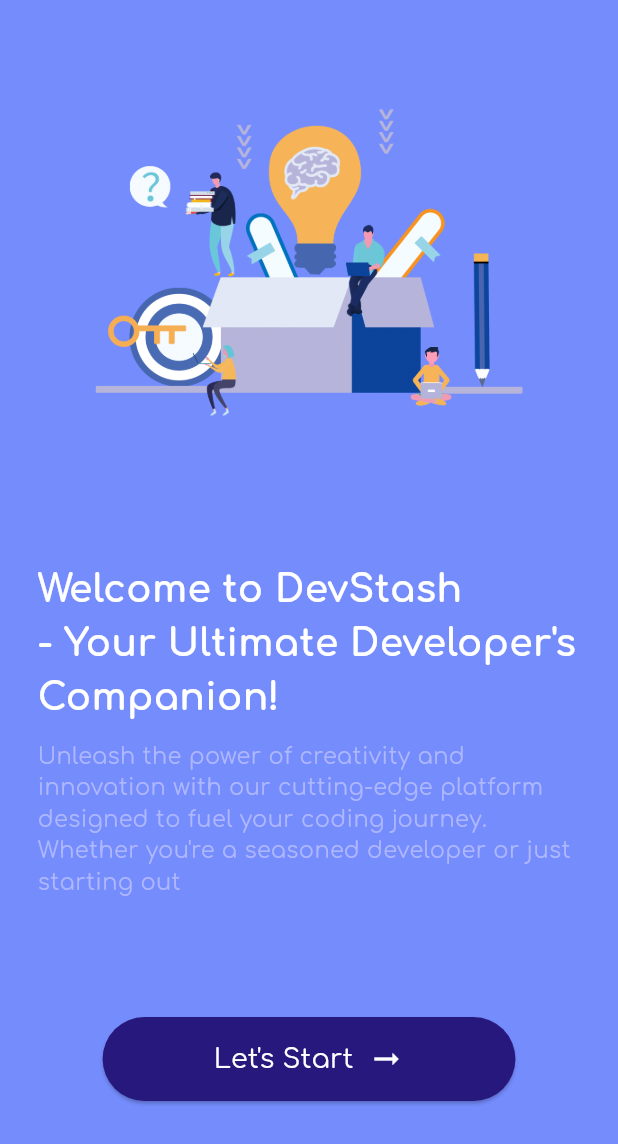
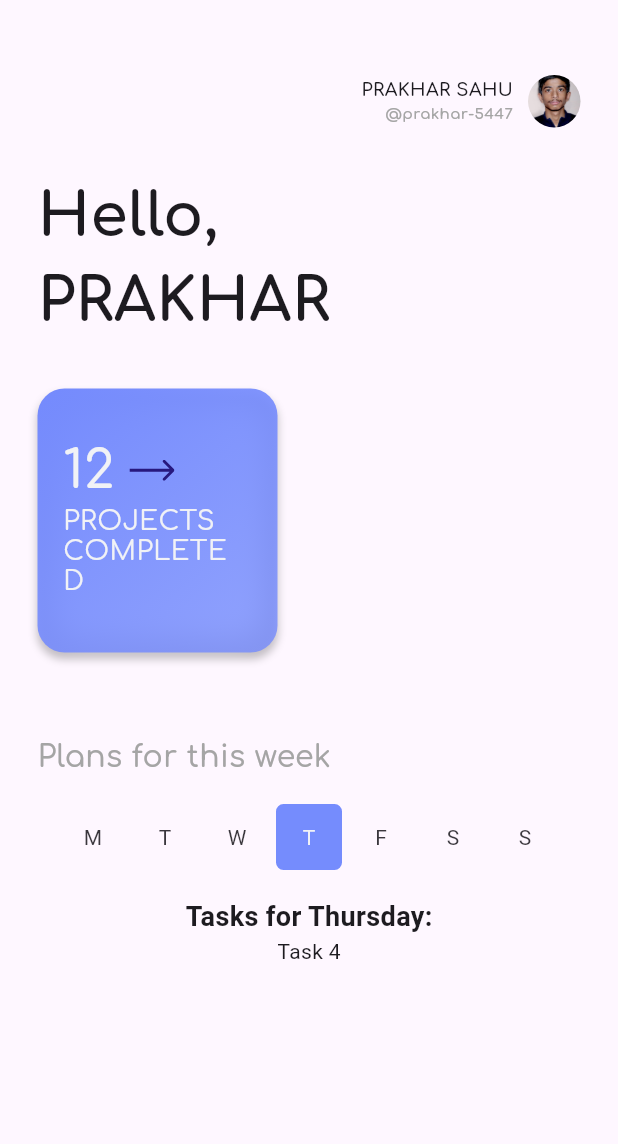
Before and after one commit to prakhar-5447/devstash-flutter, a Flutter app: the screen it shows after launch, on a phone screen of 412 x 824 dp. Shown: the top 1144 px of the screen. Run offline on Flutter 3.47's test engine with Material 2 defaults, Android fonts, the phone set to English and light mode, and no system bars; our stand-ins replace flutter_svg.

Commit message:
add  profile and weekday widget

```diff
--- a/devstash/lib/main.dart
+++ b/devstash/lib/main.dart
@@ -1,3 +1,5 @@
+import 'package:devstash/screens/HomeScreen.dart';
+import 'package:devstash/screens/WeekdayTaskScreen.dart';
 import 'package:devstash/screens/welcome.dart';
 import 'package:flutter/material.dart';
 
@@ -16,7 +18,8 @@ class MyApp extends StatelessWidget {
           useMaterial3: true,
         ),
         routes: {
-          '/': (context) => const WelcomeScreen(title: "hello"),
+          // '/': (context) => const WelcomeScreen(title: "hello"),
+          '/': (context) => const HomeScreen(),
           // '/': (context) => MyHomePage(title: "hello"),
         });
   }
--- /dev/null
+++ b/devstash/lib/screens/HomeScreen.dart
@@ -0,0 +1,150 @@
+import 'package:devstash/screens/WeekdayTaskScreen.dart';
+import 'package:flutter/material.dart';
+import 'package:flutter_svg/flutter_svg.dart';
+
+class HomeScreen extends StatelessWidget {
+  const HomeScreen({super.key});
+
+  @override
+  Widget build(BuildContext context) {
+    return Scaffold(
+        body: Container(
+      child: Column(crossAxisAlignment: CrossAxisAlignment.start, children: [
+        Padding(
+          padding: const EdgeInsets.fromLTRB(25, 50, 25, 0),
+          child: Row(
+            mainAxisAlignment: MainAxisAlignment.end,
+            children: [
+              const Padding(
+                padding: EdgeInsets.fromLTRB(0, 0, 10, 0),
+                child: Column(
+                  crossAxisAlignment: CrossAxisAlignment.end,
+                  children: [
+                    Text(
+                      "PRAKHAR SAHU",
+                      style: TextStyle(
+                        fontFamily: 'Comfortaa',
+                        fontWeight: FontWeight.w600,
+                        fontSize: 12,
+                      ),
+                    ),
+                    Text(
+                      "@prakhar-5447",
+                      style: TextStyle(
+                        fontFamily: 'Comfortaa',
+                        fontWeight: FontWeight.w600,
+                        fontSize: 10,
+                        color: Color.fromARGB(255, 165, 165, 165),
+                      ),
+                    ),
+                  ],
+                ),
+              ),
+              ClipRRect(
+                borderRadius: BorderRadius.circular(100.0),
+                child: Image.asset(
+                  'assets/profile.jpg',
+                  width: 35.0,
+                  height: 35.0,
+                  fit: BoxFit.cover,
+                ),
+              ),
+            ],
+          ),
+        ),
+        Padding(
+          padding: const EdgeInsets.fromLTRB(25, 30, 25, 0),
+          child:
+              Column(crossAxisAlignment: CrossAxisAlignment.start, children: [
+            const Text(
+              "Hello,\nPRAKHAR",
+              style: TextStyle(
+                fontSize: 40,
+                fontFamily: 'Comfortaa',
+                fontWeight: FontWeight.w800,
+              ),
+            ),
+            const SizedBox(
+              height: 30,
+            ),
+            Container(
+              padding: EdgeInsets.fromLTRB(17, 35, 17, 38),
+              width: 160,
+              decoration: BoxDecoration(
+                borderRadius: BorderRadius.circular(18),
+                gradient: const LinearGradient(
+                  begin: Alignment(-0.939, -0.91),
+                  end: Alignment(0.954, 1),
+                  colors: <Color>[Color(0xff758bfd), Color(0xcc758bfd)],
+                  stops: <double>[0, 1],
+                ),
+                boxShadow: const [
+                  BoxShadow(
+                    color: Color(0x3f000000),
+                    offset: Offset(0, 4),
+                    blurRadius: 4,
+                  ),
+                  BoxShadow(
+                    color: Color.fromARGB(255, 255, 255, 255),
+                    spreadRadius: -10.0,
+                    blurRadius: 15,
+                  ),
+                ],
+              ),
+              child: Column(
+                crossAxisAlignment: CrossAxisAlignment.start,
+                children: [
+                  Container(
+                    margin: const EdgeInsets.fromLTRB(0, 0, 55, 4),
+                    width: double.infinity,
+                    child: Row(
+                      crossAxisAlignment: CrossAxisAlignment.center,
+                      children: [
+                        const Text(
+                          '12',
+                          style: TextStyle(
+                            fontFamily: 'Comfortaa',
+                            fontSize: 35,
+                            fontWeight: FontWeight.w500,
+                            height: 1.115,
+                            color: Color(0xfff1f2f6),
+                          ),
+                        ),
+                        const SizedBox(
+                          width: 10,
+                        ),
+                        SvgPicture.asset(
+                          'assets/arrow.svg',
+                          height: 15.0,
+                          width: 30.0,
+                        ),
+                      ],
+                    ),
+                  ),
+                  Container(
+                    constraints: const BoxConstraints(
+                      maxWidth: 122,
+                    ),
+                    child: const Text(
+                      'PROJECTS COMPLETED',
+                      style: TextStyle(
+                        fontFamily: 'Comfortaa',
+                        fontSize: 18,
+                        fontWeight: FontWeight.w400,
+                        height: 1.115,
+                        color: Color(0xfff1f2f6),
+                      ),
+                    ),
+                  ),
+                ],
+              ),
+            ),
+          ]),
+        ),
+        Container(
+          child: WeekdayTaskScreen(),
+        ),
+      ]),
+    ));
+  }
+}
--- /dev/null
+++ b/devstash/lib/screens/WeekdayTaskScreen.dart
@@ -0,0 +1,147 @@
+import 'package:flutter/material.dart';
+
+class Task {
+  final String day;
+  final String taskName;
+
+  Task(this.day, this.taskName);
+}
+
+class WeekdayTaskScreen extends StatefulWidget {
+  @override
+  _WeekdayTaskScreenState createState() => _WeekdayTaskScreenState();
+}
+
+class _WeekdayTaskScreenState extends State<WeekdayTaskScreen> {
+  int _selectedDay = DateTime.now().weekday; // Initialize with current weekday
+  List<Task> _tasks = [
+    Task('Monday', 'Task 1'),
+    Task('Tuesday', 'Task 2'),
+    Task('Wednesday', 'Task 3'),
+    Task('Thursday', 'Task 4'),
+    Task('Friday', 'Task 5'),
+    Task('Saturday', 'Task 6'),
+    Task('Sunday', 'Task 7'),
+  ];
+
+  @override
+  Widget build(BuildContext context) {
+    return Column(
+      children: [
+        Column(
+          crossAxisAlignment: CrossAxisAlignment.start,
+          children: [
+            const Padding(
+              padding: EdgeInsets.fromLTRB(25, 55, 0, 15),
+              child: Text(
+                "Plans for this week",
+                style: TextStyle(
+                  fontFamily: 'Comfortaa',
+                  fontSize: 20,
+                  fontWeight: FontWeight.w500,
+                  color: Color.fromARGB(255, 165, 165, 165),
+                ),
+              ),
+            ),
+            Row(
+              mainAxisAlignment: MainAxisAlignment.center,
+              children: [
+                SingleChildScrollView(
+                  scrollDirection: Axis.horizontal,
+                  child: WeekdaySwitchButton(
+                    selectedDay: _selectedDay,
+                    onDaySelected: (day) {
+                      setState(() {
+                        _selectedDay = day;
+                      });
+                    },
+                  ),
+                ),
+              ],
+            )
+          ],
+        ),
+        const SizedBox(height: 16),
+        Text(
+          'Tasks for ${_tasks[_selectedDay - 1].day}:',
+          style: const TextStyle(fontSize: 18, fontWeight: FontWeight.bold),
+        ),
+        Text(_tasks[_selectedDay - 1].taskName),
+      ],
+    );
+  }
+}
+
+class WeekdaySwitchButton extends StatelessWidget {
+  final int selectedDay;
+  final Function(int) onDaySelected;
+
+  const WeekdaySwitchButton({
+    required this.selectedDay,
+    required this.onDaySelected,
+  });
+
+  @override
+  Widget build(BuildContext context) {
+    return Row(
+      mainAxisAlignment: MainAxisAlignment.center,
+      children: [
+        ToggleButtons(
+          renderBorder: false,
+          isSelected: List.generate(7, (index) => index + 1 == selectedDay),
+          fillColor: Colors.transparent,
+          selectedColor: const Color.fromARGB(255, 241, 242, 246),
+          splashColor: Colors.transparent,
+          onPressed: (int newIndex) {
+            onDaySelected(newIndex + 1);
+          },
+          children: [
+            buildToggleButton('M', 1),
+            buildToggleButton('T', 2),
+            buildToggleButton('W', 3),
+            buildToggleButton('T', 4),
+            buildToggleButton('F', 5),
+            buildToggleButton('S', 6),
+            buildToggleButton('S', 7),
+          ],
+        ),
+      ],
+    );
+  }
+
+  Widget buildToggleButton(String label, int dayIndex) {
+    final isSelected = dayIndex == selectedDay;
+    final borderSide = BorderSide(
+      color:
+          isSelected ? const Color.fromARGB(255, 117, 140, 253) : Colors.grey,
+      width: 2.0,
+    );
+
+    return Container(
+      decoration: BoxDecoration(
+        border: Border(
+          top: isSelected ? borderSide : BorderSide.none,
+          bottom: isSelected ? borderSide : BorderSide.none,
+          left: isSelected ? borderSide : BorderSide.none,
+          right: isSelected ? borderSide : BorderSide.none,
+        ),
+        borderRadius: const BorderRadius.all(Radius.circular(5)),
+        color: isSelected
+            ? const Color.fromARGB(255, 117, 140, 253)
+            : Colors.transparent,
+      ),
+      child: SizedBox(
+        width: 40,
+        height: 40,
+        child: Row(
+          mainAxisAlignment: MainAxisAlignment.center,
+          children: [
+            Text(
+              label,
+            ),
+          ],
+        ),
+      ),
+    );
+  }
+}
--- a/devstash/pubspec.yaml
+++ b/devstash/pubspec.yaml
@@ -34,6 +34,7 @@ dependencies:
   # The following adds the Cupertino Icons font to your application.
   # Use with the CupertinoIcons class for iOS style icons.
   cupertino_icons: ^1.0.2
+  flutter_svg: ^2.0.7
 
 dev_dependencies:
   flutter_test:
@@ -91,5 +92,4 @@ flutter:
   # see https://flutter.dev/custom-fonts/#from-packages
 
   assets:
-    - assets/images.jpeg
     - assets/
```
Also changed, not shown: devstash/assets/arrow.svg (added), devstash/assets/profile.jpg (added), devstash/pubspec.lock.
